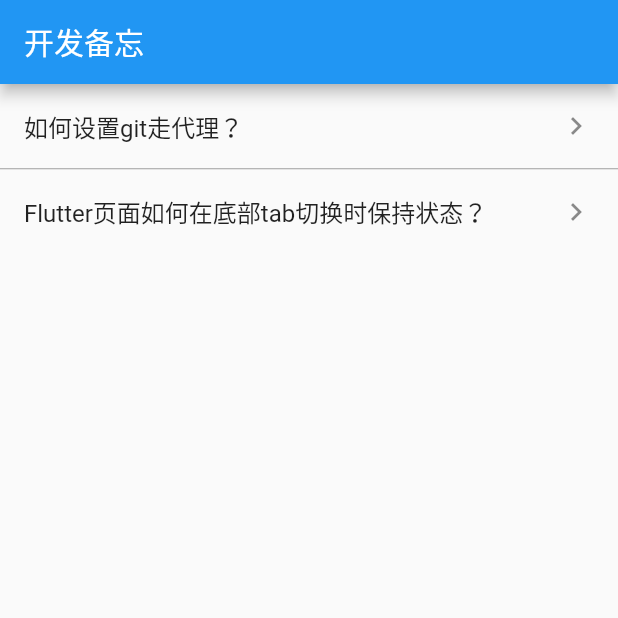
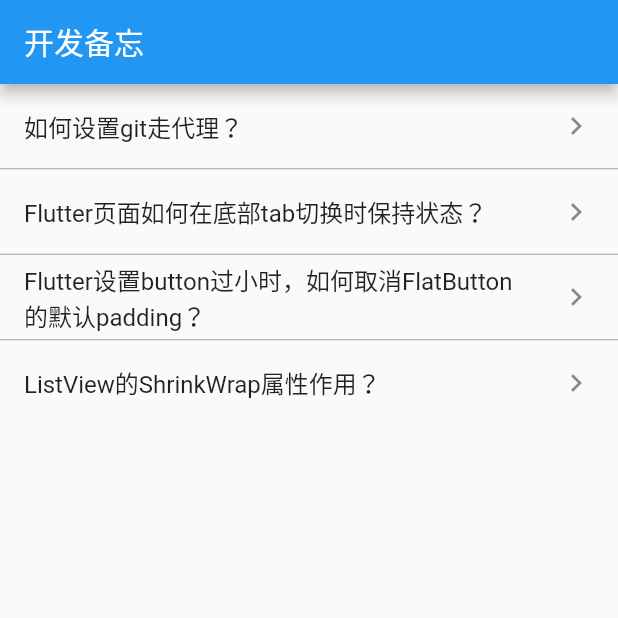
Before and after one commit to flywo/FlutterWidgetUseExample, a Flutter app: the Dev screen opened directly, on a phone screen of 412 x 824 dp, the top half of it. Run offline on Flutter 3.47's test engine with Material 2 defaults, Android fonts, the phone set to English and light mode, and no system bars; our stand-ins replace flutter_markdown, image_picker; missing offline and left inert: city_pickers, flutter_webview_plugin, loading_indicator_view, widget_with_codeview.

Commit message:
增加button/shrinkwrap

````diff
--- /dev/null
+++ b/flutter_widget_use/lib/Dev/Button/MyFlatButton.dart
@@ -0,0 +1,37 @@
+import 'package:flutter/cupertino.dart';
+import 'package:flutter_markdown/flutter_markdown.dart';
+
+/// @ClassName MyFlatButton
+/// @Description 取消FlatButton的默认大小
+/// @Author YuHua
+/// @Date 2021-03-04 3:25 PM
+
+const content = """
+## Flutter设置button过小时，如何取消FlatButton的默认padding？
+```
+FlatButton(
+          onPressed: () {
+
+          },
+          color: ColorF3F3F7,
+          minWidth: 40, // 设置宽度
+          padding: EdgeInsets.only(left: 10, right: 10), // 设置内部文字与边框的填充
+          materialTapTargetSize: MaterialTapTargetSize.shrinkWrap, // 设置收缩适应，设置该属性即可。
+          shape: RoundedRectangleBorder(
+              borderRadius: BorderRadius.circular(9)
+          ),
+          child: buildText(
+              title: name,
+              fontSize: 10,
+              fontColor: Color333333
+          )
+      )
+```
+""";
+
+class MyFloatButton extends StatelessWidget {
+  @override
+  Widget build(BuildContext context) {
+    return Markdown(data: content);
+  }
+}
--- a/flutter_widget_use/lib/Dev/Dev.dart
+++ b/flutter_widget_use/lib/Dev/Dev.dart
@@ -5,8 +5,10 @@
 
 import 'package:flutter/cupertino.dart';
 import 'package:flutter/material.dart';
+import 'package:flutter_widget_use/Dev/Button/MyFlatButton.dart';
 import 'package:flutter_widget_use/Dev/GitProxy/GitProxy.dart';
 import 'package:flutter_widget_use/Dev/KeepAlive/KeepAlive.dart';
+import 'package:flutter_widget_use/Dev/ShrinkWrap/ShrinkWrap.dart';
 
 class Dev extends StatelessWidget {
   @override
@@ -28,6 +30,36 @@ class Dev extends StatelessWidget {
                         title: Text("Flutter页面如何在底部tab切换时保持状态？"),
                       ),
                       body: MyKeepAlive(),
+                    );
+                  }));
+                },
+              );
+            } else if (index == 2) {
+              return ListTile(
+                title: Text("Flutter设置button过小时，如何取消FlatButton的默认padding？"),
+                trailing: Icon(Icons.keyboard_arrow_right),
+                onTap: () {
+                  Navigator.of(context).push(MaterialPageRoute(builder: (context) {
+                    return Scaffold(
+                      appBar: AppBar(
+                        title: Text("Flutter设置button过小时，如何取消FlatButton的默认padding？"),
+                      ),
+                      body: MyFloatButton(),
+                    );
+                  }));
+                },
+              );
+            } else if (index == 3) {
+              return ListTile(
+                title: Text("ListView的ShrinkWrap属性作用？"),
+                trailing: Icon(Icons.keyboard_arrow_right),
+                onTap: () {
+                  Navigator.of(context).push(MaterialPageRoute(builder: (context) {
+                    return Scaffold(
+                      appBar: AppBar(
+                        title: Text("ListView的ShrinkWrap属性作用？"),
+                      ),
+                      body: MyShrinkWrap(),
                     );
                   }));
                 },
@@ -54,7 +86,7 @@ class Dev extends StatelessWidget {
               color: Colors.grey[500],
             );
           },
-          itemCount: 2
+          itemCount: 4
       ),
     );
   }
--- /dev/null
+++ b/flutter_widget_use/lib/Dev/ShrinkWrap/ShrinkWrap.dart
@@ -0,0 +1,20 @@
+import 'package:flutter/cupertino.dart';
+import 'package:flutter_markdown/flutter_markdown.dart';
+
+/// @ClassName ShrinkWrap
+/// @Description 包裹
+/// @Author YuHua
+/// @Date 2021-03-04 3:38 PM
+
+
+const content = """
+## ListView的ShrinkWrap属性作用？
+- 该属性将决定列表的长度是否仅包裹其内容的长度。当ListView嵌在一个无限长的容器组件中时，shrinkWrap必须为true，否则Flutter会给出警告
+""";
+
+class MyShrinkWrap extends StatelessWidget {
+  @override
+  Widget build(BuildContext context) {
+    return Markdown(data: content);
+  }
+}
````
